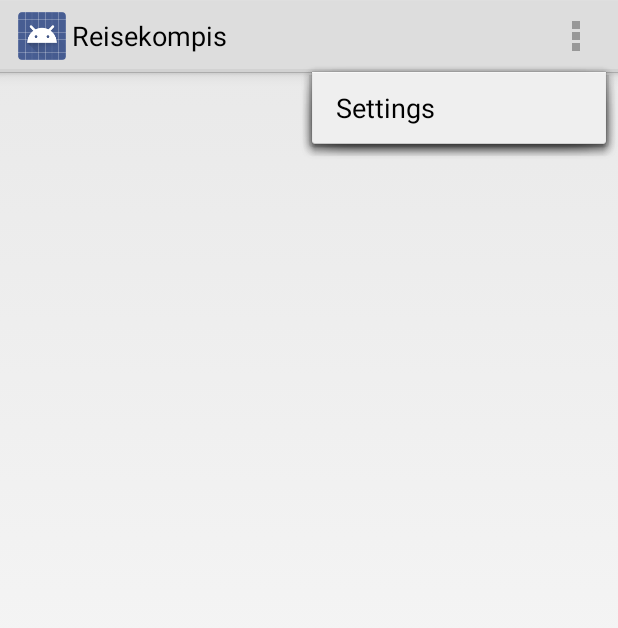
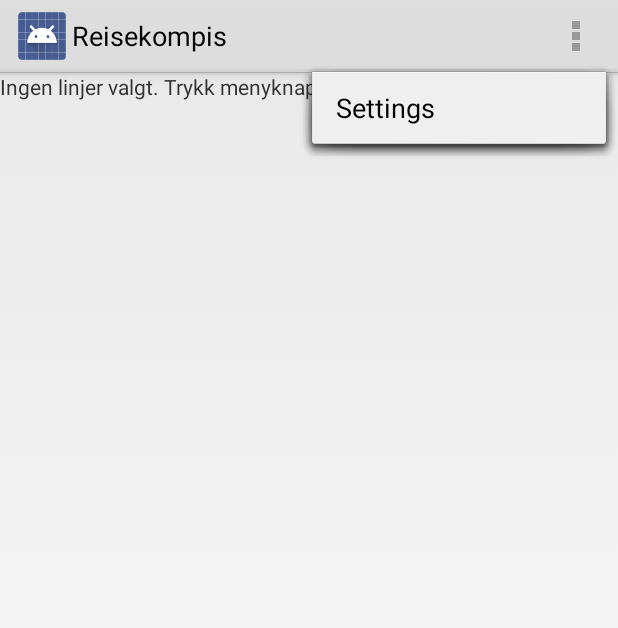
Before and after one commit to estien/ReisekompisAndroid, an Android app: the MainActivity screen opened directly, with no data from a screen before it, with the options menu open, on a phone screen of 412 x 824 dp. Shown: the top 628 px of the screen. Run offline under Robolectric (Android 15) with nearby library versions, the phone set to English and light mode, and no system bars.

Commit message:
Showing departures, fast implementation

```diff
--- a/Reisekompis/src/main/java/info/reisekompis/reisekompis/activities/FindStopsActivity.java
+++ b/Reisekompis/src/main/java/info/reisekompis/reisekompis/activities/FindStopsActivity.java
@@ -62,7 +62,7 @@ public class FindStopsActivity extends Activity implements OnListItemSelectedLis
             String query = intent.getStringExtra(SearchManager.QUERY);
             if (query != null) {
                 query = query.trim();
-                if(query.length() < 4) return;
+                if(query.length() < 4) return; // TODO: add dialog informing about minimum search length
                 new SearchStopsAsyncTask().execute(ReisekompisService.SEARCH + query);
             }
         }
--- a/Reisekompis/src/main/java/info/reisekompis/reisekompis/activities/MainActivity.java
+++ b/Reisekompis/src/main/java/info/reisekompis/reisekompis/activities/MainActivity.java
@@ -1,6 +1,7 @@
 package info.reisekompis.reisekompis.activities;
 
 import android.app.Activity;
+import android.app.ListActivity;
 import android.content.Context;
 import android.content.Intent;
 import android.content.SharedPreferences;
@@ -10,6 +11,7 @@ import android.view.Menu;
 import android.view.MenuInflater;
 import android.view.MenuItem;
 import android.util.Log;
+import android.view.View;
 
 import com.fasterxml.jackson.databind.ObjectMapper;
 import com.fasterxml.jackson.datatype.joda.JodaModule;
@@ -20,6 +22,7 @@ import java.util.Arrays;
 import java.util.List;
 
 import info.reisekompis.reisekompis.Departure;
+import info.reisekompis.reisekompis.DepartureAdapter;
 import info.reisekompis.reisekompis.HttpClient;
 import info.reisekompis.reisekompis.Line;
 import info.reisekompis.reisekompis.R;
@@ -34,7 +37,7 @@ import static info.reisekompis.reisekompis.configuration.Configuration.SHARED_PR
 import static java.util.Arrays.asList;
 
 
-public class MainActivity extends Activity {
+public class MainActivity extends ListActivity {
 
     HttpClient httpClient;
     SharedPreferences sharedPreferences;
@@ -92,6 +95,12 @@ public class MainActivity extends Activity {
         @Override
         protected void onPostExecute(Departure[] departures) {
             Log.d(getClass().getName(), Arrays.toString(departures));
+            DepartureAdapter adapter = new DepartureAdapter(MainActivity.this, R.id.departure_line_name, departures);
+            if(departures.length > 0)
+            {
+                findViewById(R.id.no_departures_selected).setVisibility(View.INVISIBLE);
+            }
+            setListAdapter(adapter);
         }
     }
 
--- a/Reisekompis/src/main/res/layout/activity_main.xml
+++ b/Reisekompis/src/main/res/layout/activity_main.xml
@@ -2,9 +2,15 @@
     android:layout_width="fill_parent"
     android:layout_height="fill_parent"
     xmlns:android="http://schemas.android.com/apk/res/android">
-    <FrameLayout
-        android:id="@+id/stop_list_fragment_container"
+
+    <ListView android:id="@android:id/list"
         android:layout_width="match_parent"
-        android:layout_height="match_parent">
-    </FrameLayout>
+        android:layout_height="match_parent"
+        android:layout_weight="1"
+        android:drawSelectorOnTop="false"/>
+
+    <TextView android:id="@+id/no_departures_selected"
+        android:layout_width="match_parent"
+        android:layout_height="match_parent"
+        android:text="@string/no_lines_selected_temp"/>
 </RelativeLayout>
--- a/Reisekompis/src/main/res/values/strings.xml
+++ b/Reisekompis/src/main/res/values/strings.xml
@@ -8,5 +8,6 @@
     <string name="choose">Velg</string>
     <string name="save">Lagre</string>
     <string name="settings">Settings</string>
+    <string name="no_lines_selected_temp">Ingen linjer valgt. Trykk menyknappen for å stille inn.</string>
 
 </resources>
```
Also changed, not shown: Reisekompis/src/main/java/info/reisekompis/reisekompis/DepartureAdapter.java (added, +35 -0 lines), Reisekompis/src/main/res/layout/departure_list_item.xml (added, +61 -0 lines).
